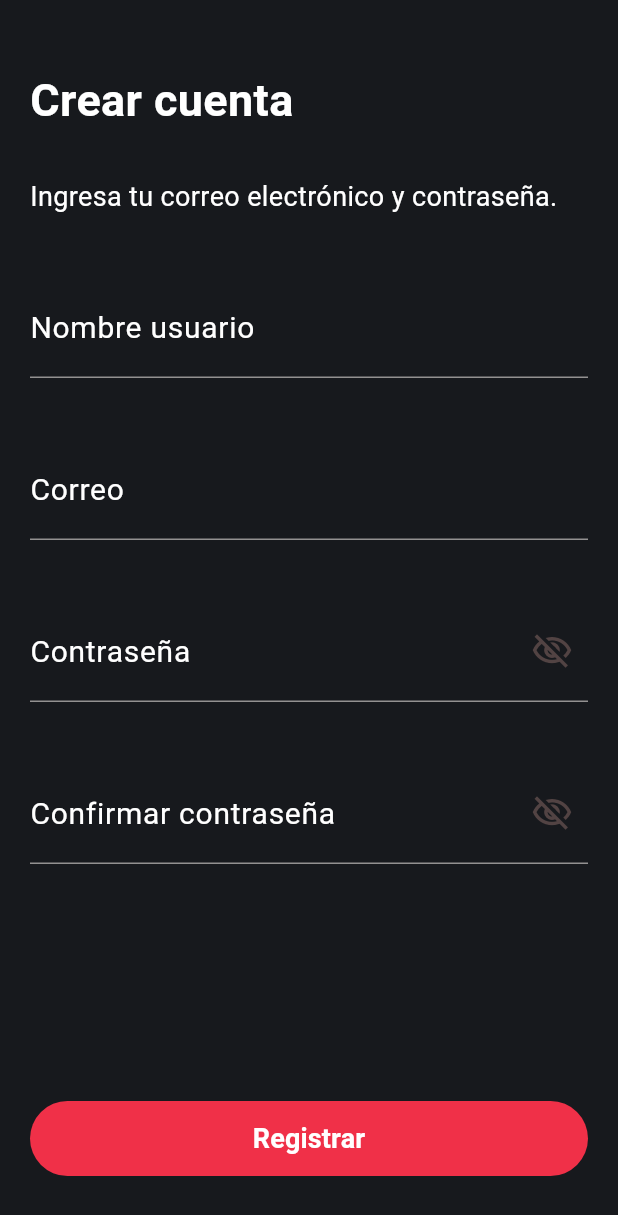
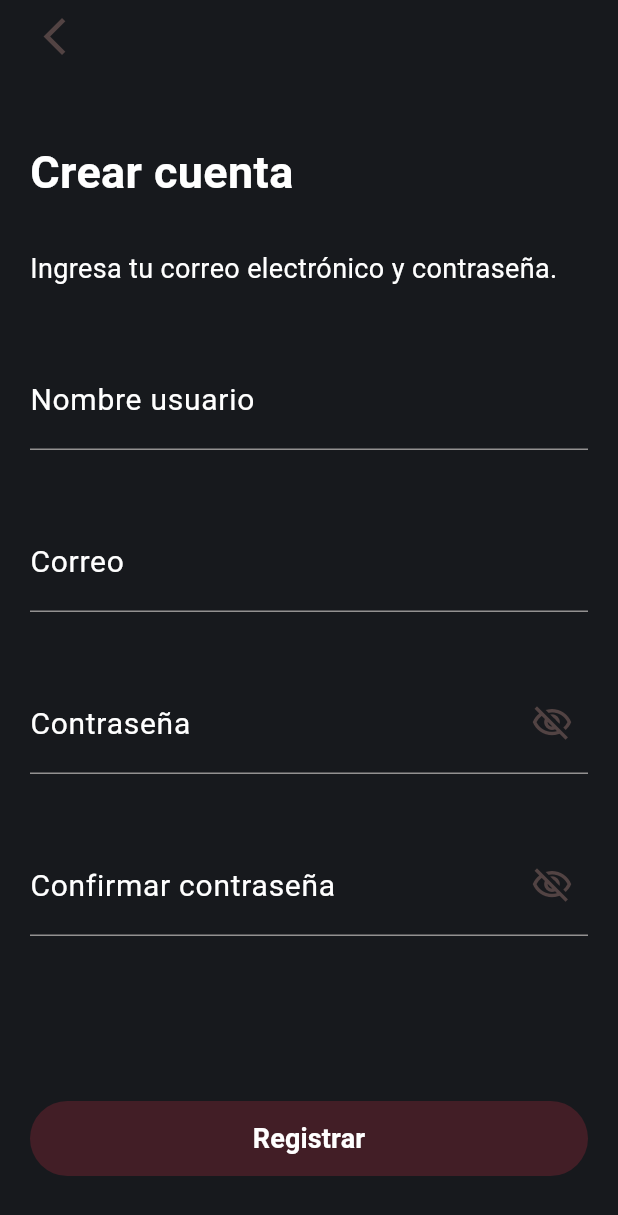
Before and after one commit to sergioIbz/recetas, a Flutter app: the screen it shows after launch, after a tap on "¿No tienes cuenta?", on a phone screen of 412 x 824 dp. Shown: the top 1215 px of the screen. Run offline on Flutter 3.47's test engine with Material 3 defaults, Android fonts, the phone set to English and light mode, and no system bars; our stand-ins replace flutter_riverpod, go_router, google_fonts.

Commit message:
login & regirster screens

```diff
--- a/lib/presentation/screens/auth/login/login_screen.dart
+++ b/lib/presentation/screens/auth/login/login_screen.dart
@@ -24,10 +24,8 @@ class LoginScreen extends ConsumerWidget {
     final textUpdate = ref.read(loginStateProvider.notifier);
 
     return Scaffold(
-      body: SingleChildScrollView(
-        child: SizedBox(
-          height: height,
-          child: Margin(
+
+      body: Margin(
         height: height,
         child: Column(
           crossAxisAlignment: CrossAxisAlignment.start,
@@ -72,8 +70,6 @@ class LoginScreen extends ConsumerWidget {
           ],
         ),
       ),
-        ),
-      ),
     );
   }
 }
--- a/lib/presentation/screens/auth/register/register_screen.dart
+++ b/lib/presentation/screens/auth/register/register_screen.dart
@@ -1,21 +1,35 @@
 import 'package:flutter/material.dart';
+import 'package:flutter_riverpod/flutter_riverpod.dart';
+import 'package:go_router/go_router.dart';
+import 'package:recetas/presentation/screens/providers/register_provider.dart';
 import 'package:recetas/presentation/screens/widgets/custom_button.dart';
 import 'package:recetas/presentation/screens/widgets/custom_text.dart';
 import 'package:recetas/presentation/screens/widgets/custom_title.dart';
 import 'package:recetas/presentation/screens/widgets/margin.dart';
 
-class RegisterScreen extends StatelessWidget {
+class RegisterScreen extends ConsumerWidget {
   static const name = 'register-screen';
   const RegisterScreen({super.key});
 
   @override
-  Widget build(BuildContext context) {
+  Widget build(BuildContext context, WidgetRef ref) {
+    final registerProvider = ref.watch(registerStateProvider);
+    final textUpdate = ref.read(registerStateProvider.notifier);
+
     final height = MediaQuery.of(context).size.height;
-    return Margin(
+
+    return Scaffold(
+      body: Margin(
         height: height,
         child: Column(
           crossAxisAlignment: CrossAxisAlignment.start,
           children: [
+            IconButton(
+                onPressed: () => context.pop(),
+                icon: const Icon(
+                  Icons.arrow_back_ios,
+                  size: 30,
+                )),
             const SizedBox(height: 45),
             const CustomTitle('Crear cuenta'),
             const SizedBox(height: 30),
@@ -23,31 +37,41 @@ class RegisterScreen extends StatelessWidget {
               'Ingresa tu correo electrónico y contraseña.',
             ),
             const SizedBox(height: 40),
-          const CustomTextField(
+            CustomTextField(
               labelText: 'Nombre usuario',
+              errorText: registerProvider.userName.error,
+              onChanged: textUpdate.changeUserName,
             ),
             const SizedBox(height: 40),
-          const CustomTextField(
+            CustomTextField(
               labelText: 'Correo',
+              errorText: registerProvider.email.error,
+              onChanged: textUpdate.changeEmail,
             ),
             const SizedBox(height: 40),
-          const CustomTextField(
+            CustomTextField(
               isPassword: true,
               labelText: 'Contraseña',
+              errorText: registerProvider.password.error,
+              onChanged: textUpdate.changePassword,
             ),
             const SizedBox(height: 40),
-          const CustomTextField(
+            CustomTextField(
               isPassword: true,
               labelText: 'Confirmar contraseña',
+              errorText: registerProvider.confirmPassword.error,
+              onChanged: textUpdate.changeConfirmPassword,
             ),
             const Spacer(),
             CustomButton(
               text: 'Registrar',
+              isValid: registerProvider.isValid(),
               onPressed: () {},
             ),
             const SizedBox(height: 40),
           ],
         ),
+      ),
     );
   }
 }
--- a/lib/presentation/screens/widgets/margin.dart
+++ b/lib/presentation/screens/widgets/margin.dart
@@ -11,8 +11,7 @@ class Margin extends StatelessWidget {
 
   @override
   Widget build(BuildContext context) {
-    return Scaffold(
-      body: SingleChildScrollView(
+    return SingleChildScrollView(
       child: SizedBox(
         height: height,
         child: SafeArea(
@@ -23,7 +22,6 @@ class Margin extends StatelessWidget {
           child: child,
         )),
       ),
-      ),
     );
   }
 }
```
Also changed, not shown: lib/presentation/screens/auth/register/register_state.dart (+9 -8 lines), lib/presentation/screens/providers/register_provider.dart (added, +97 -0 lines). Lines whose indentation alone changed are shown as unchanged.
